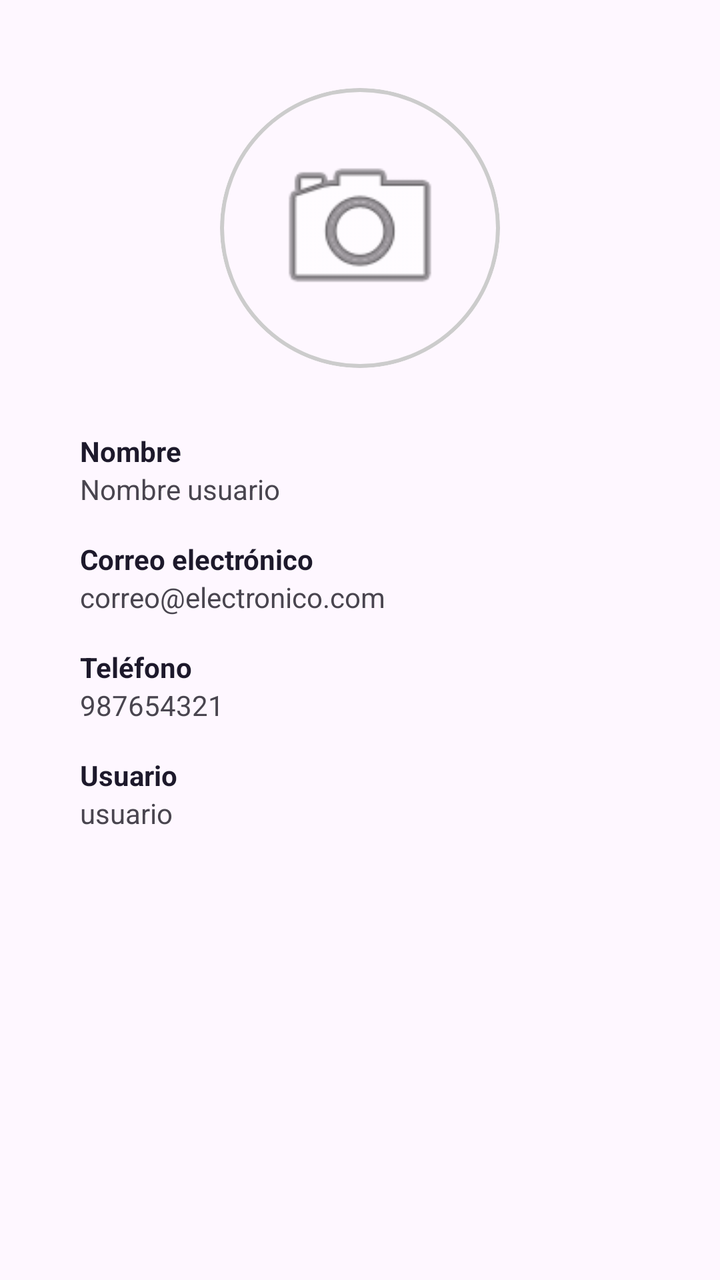
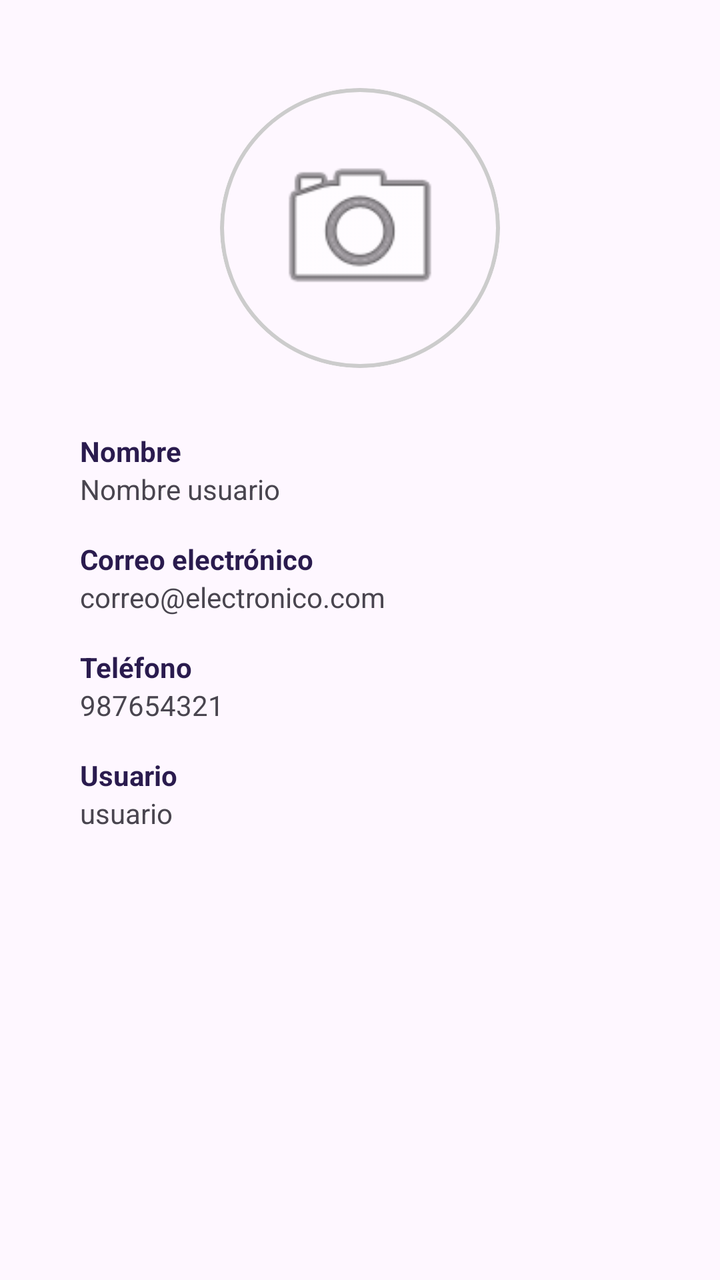

Screens rendered from an Android XML layout before and after an edit, with the pre-edit source and the edit as a unified diff.
<!-- AndroidManifest.xml: application theme Theme.BikeLight -->
<!-- res/layout/fragment_perfil.xml -->
<?xml version="1.0" encoding="utf-8"?>
<LinearLayout xmlns:android="http://schemas.android.com/apk/res/android"
    xmlns:app="http://schemas.android.com/apk/res-auto"
    android:layout_width="match_parent"
    android:layout_height="match_parent"
    android:orientation="vertical"
    android:padding="24dp"
    android:gravity="center_horizontal">

    <com.google.android.material.card.MaterialCardView
        android:layout_width="140dp"
        android:layout_height="140dp"
        app:cardCornerRadius="70dp"
        app:strokeWidth="2dp"
        app:strokeColor="#CCCCCC"
        android:layout_marginTop="20dp"
        android:layout_marginBottom="32dp">

        <ImageView
            android:layout_width="match_parent"
            android:layout_height="match_parent"
            android:padding="24dp"
            android:src="@android:drawable/ic_menu_camera"
            android:contentDescription="Avatar" />
    </com.google.android.material.card.MaterialCardView>

    <LinearLayout
        android:layout_width="match_parent"
        android:layout_height="wrap_content"
        android:orientation="vertical"
        android:paddingStart="16dp"
        android:paddingEnd="16dp">

        <TextView
            android:layout_width="wrap_content"
            android:layout_height="wrap_content"
            android:text="Nombre"
            android:textStyle="bold"
            android:textColor="@color/bikelight_text_dark" />
        <TextView
            android:id="@+id/tvProfileName"
            android:layout_width="wrap_content"
            android:layout_height="wrap_content"
            android:text="Nombre usuario"
            android:layout_marginBottom="16dp" />

        <TextView
            android:layout_width="wrap_content"
            android:layout_height="wrap_content"
            android:text="Correo electrónico"
            android:textStyle="bold"
            android:textColor="@color/bikelight_text_dark" />
        <TextView
            android:id="@+id/tvProfileEmail"
            android:layout_width="wrap_content"
            android:layout_height="wrap_content"
            android:text="correo@electronico.com"
            android:layout_marginBottom="16dp" />

        <TextView
            android:layout_width="wrap_content"
            android:layout_height="wrap_content"
            android:text="Teléfono"
            android:textStyle="bold"
            android:textColor="@color/bikelight_text_dark" />
        <TextView
            android:id="@+id/tvProfilePhone"
            android:layout_width="wrap_content"
            android:layout_height="wrap_content"
            android:text="987654321"
            android:layout_marginBottom="16dp" />

        <TextView
            android:layout_width="wrap_content"
            android:layout_height="wrap_content"
            android:text="Usuario"
            android:textStyle="bold"
            android:textColor="@color/bikelight_text_dark" />
        <TextView
            android:id="@+id/tvProfileUser"
            android:layout_width="wrap_content"
            android:layout_height="wrap_content"
            android:text="usuario" />
    </LinearLayout>
</LinearLayout>
<!-- resources referenced by this layout -->
<resources>
  <color name="bikelight_text_dark">#1D192B</color>
  <style name="Theme.BikeLight" parent="Base.Theme.BikeLight" />
  <style name="Base.Theme.BikeLight" parent="Theme.Material3.DayNight.NoActionBar">
          
          
      </style>
</resources>

<!-- the commit's change to res/layout/fragment_perfil.xml (unified diff, before → after) -->
@@ -36,7 +36,7 @@
             android:layout_height="wrap_content"
             android:text="Nombre"
             android:textStyle="bold"
-            android:textColor="@color/bikelight_text_dark" />
+            android:textColor="@color/bikelight_header" />
         <TextView
             android:id="@+id/tvProfileName"
             android:layout_width="wrap_content"
@@ -49,7 +49,7 @@
             android:layout_height="wrap_content"
             android:text="Correo electrónico"
             android:textStyle="bold"
-            android:textColor="@color/bikelight_text_dark" />
+            android:textColor="@color/bikelight_header" />
         <TextView
             android:id="@+id/tvProfileEmail"
             android:layout_width="wrap_content"
@@ -62,7 +62,7 @@
             android:layout_height="wrap_content"
             android:text="Teléfono"
             android:textStyle="bold"
-            android:textColor="@color/bikelight_text_dark" />
+            android:textColor="@color/bikelight_header" />
         <TextView
             android:id="@+id/tvProfilePhone"
             android:layout_width="wrap_content"
@@ -75,7 +75,7 @@
             android:layout_height="wrap_content"
             android:text="Usuario"
             android:textStyle="bold"
-            android:textColor="@color/bikelight_text_dark" />
+            android:textColor="@color/bikelight_header" />
         <TextView
             android:id="@+id/tvProfileUser"
             android:layout_width="wrap_content"
<!-- resource entries referenced after the edit -->
@@ -1,6 +1,6 @@
 <!-- resources referenced by this layout -->
 <resources>
-  <color name="bikelight_text_dark">#1D192B</color>
+  <color name="bikelight_header">#2A1B4E</color>
   <style name="Theme.BikeLight" parent="Base.Theme.BikeLight" />
   <style name="Base.Theme.BikeLight" parent="Theme.Material3.DayNight.NoActionBar">
           
